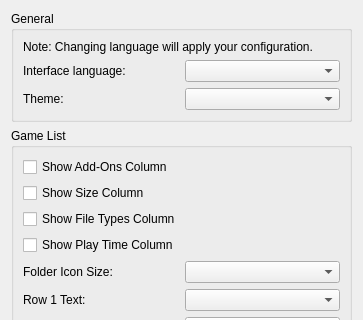
The window that src/storm_switch/configuration/configure_ui.ui (ReiKatari/STORM_EDEN) describes before a commit, drawn with Qt 5; both pictures show x 0 to 363 and y 0 to 320 of the 363 by 613 pixel window.
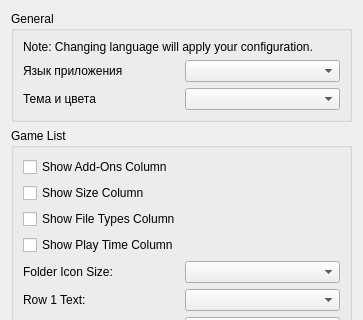
The same window after the commit.

```diff
--- a/src/storm_switch/configuration/configure_ui.ui
+++ b/src/storm_switch/configuration/configure_ui.ui
@@ -40,7 +40,7 @@
           <item>
            <widget class="QLabel" name="language_label">
             <property name="text">
-             <string>Interface language:</string>
+             <string>Язык приложения</string>
             </property>
            </widget>
           </item>
@@ -54,7 +54,7 @@
           <item>
            <widget class="QLabel" name="theme_label">
             <property name="text">
-             <string>Theme:</string>
+             <string>Тема и цвета</string>
             </property>
            </widget>
           </item>
```
